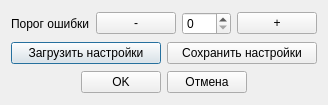
Old version of the form gui/settings.ui in the repository EPC-MSU/EPLab.
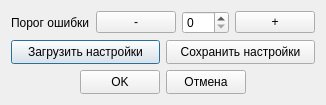
New version of the form.

Commit message: Fixed settings window ui

Diff of the .ui file:
```diff
--- a/gui/settings.ui
+++ b/gui/settings.ui
@@ -98,15 +98,21 @@
     <layout class="QHBoxLayout" name="horizontal_layout_2">
      <item>
       <widget class="QPushButton" name="button_load_settings">
+       <property name="sizePolicy">
+        <sizepolicy hsizetype="Preferred" vsizetype="Preferred">
+         <horstretch>0</horstretch>
+         <verstretch>0</verstretch>
+        </sizepolicy>
+       </property>
        <property name="minimumSize">
         <size>
-         <width>150</width>
+         <width>0</width>
          <height>0</height>
         </size>
        </property>
        <property name="maximumSize">
         <size>
-         <width>150</width>
+         <width>16777215</width>
          <height>16777215</height>
         </size>
        </property>
@@ -117,15 +123,21 @@
      </item>
      <item>
       <widget class="QPushButton" name="button_save_settings">
+       <property name="sizePolicy">
+        <sizepolicy hsizetype="Preferred" vsizetype="Preferred">
+         <horstretch>0</horstretch>
+         <verstretch>0</verstretch>
+        </sizepolicy>
+       </property>
        <property name="minimumSize">
         <size>
-         <width>150</width>
+         <width>0</width>
          <height>0</height>
         </size>
        </property>
        <property name="maximumSize">
         <size>
-         <width>150</width>
+         <width>16777215</width>
          <height>16777215</height>
         </size>
        </property>
@@ -153,6 +165,12 @@
      </item>
      <item>
       <widget class="QPushButton" name="button_ok">
+       <property name="sizePolicy">
+        <sizepolicy hsizetype="Preferred" vsizetype="Preferred">
+         <horstretch>0</horstretch>
+         <verstretch>0</verstretch>
+        </sizepolicy>
+       </property>
        <property name="minimumSize">
         <size>
          <width>0</width>
@@ -161,7 +179,7 @@
        </property>
        <property name="maximumSize">
         <size>
-         <width>150</width>
+         <width>16777215</width>
          <height>16777215</height>
         </size>
        </property>
@@ -172,6 +190,12 @@
      </item>
      <item>
       <widget class="QPushButton" name="button_cancel">
+       <property name="sizePolicy">
+        <sizepolicy hsizetype="Preferred" vsizetype="Preferred">
+         <horstretch>0</horstretch>
+         <verstretch>0</verstretch>
+        </sizepolicy>
+       </property>
        <property name="minimumSize">
         <size>
          <width>0</width>
@@ -180,7 +204,7 @@
        </property>
        <property name="maximumSize">
         <size>
-         <width>150</width>
+         <width>16777215</width>
          <height>16777215</height>
         </size>
        </property>
```
